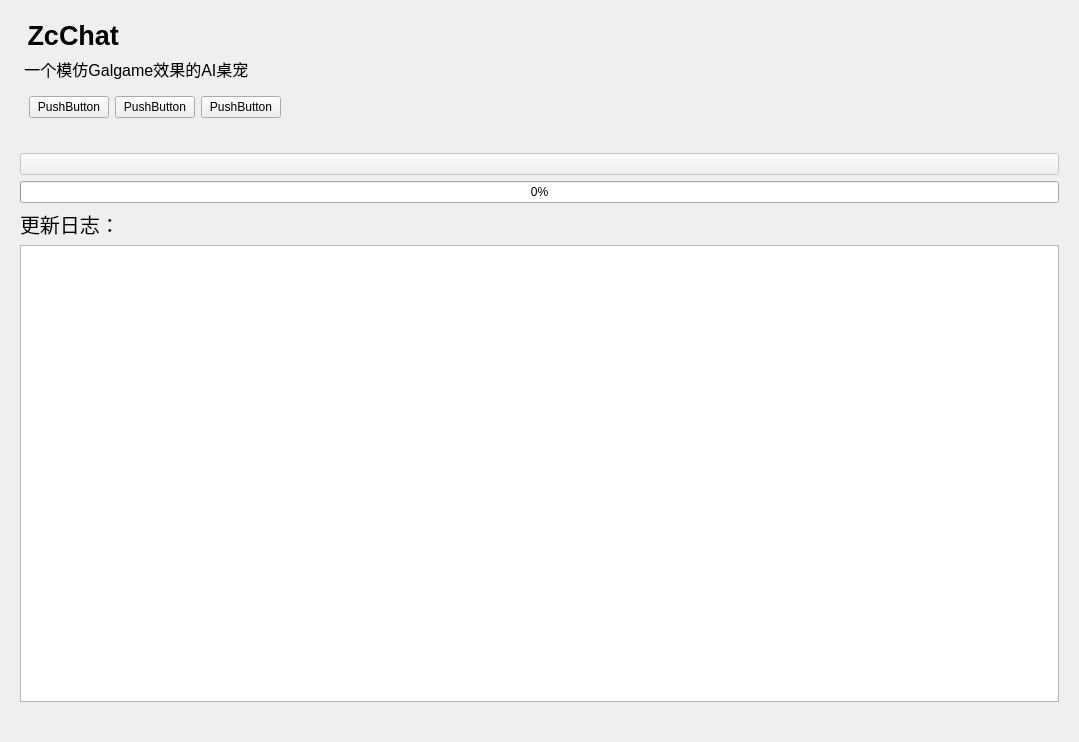
Qt form mianwindow_uichild/about.ui (Zao-chen/ZcChat) before a commit.
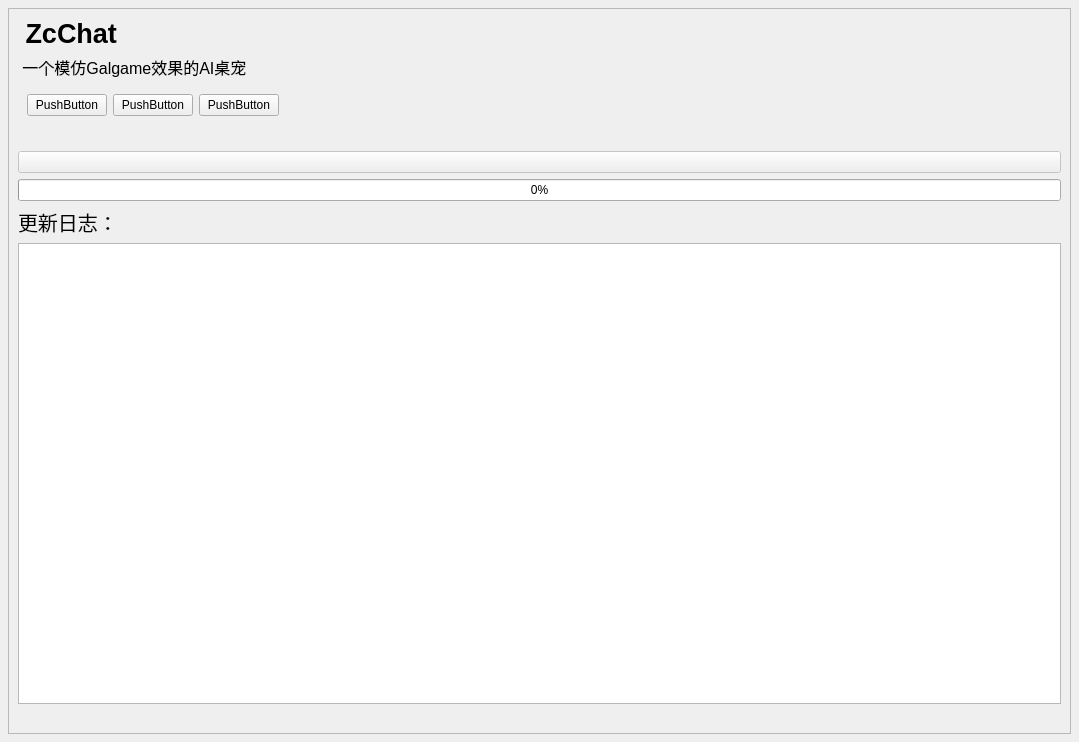
The same form after that commit. Custom widgets are drawn as their Qt base class.

```diff
--- a/mianwindow_uichild/about.ui
+++ b/mianwindow_uichild/about.ui
@@ -16,19 +16,34 @@
   <property name="windowTitle">
    <string>Form</string>
   </property>
-  <layout class="QVBoxLayout" name="verticalLayout_2" stretch="0,0,0,0,0,0,1,0">
+  <layout class="QVBoxLayout" name="verticalLayout_2" stretch="0">
    <property name="leftMargin">
-    <number>20</number>
+    <number>8</number>
    </property>
    <property name="topMargin">
-    <number>20</number>
+    <number>8</number>
    </property>
    <property name="rightMargin">
-    <number>20</number>
+    <number>8</number>
    </property>
    <property name="bottomMargin">
-    <number>20</number>
+    <number>8</number>
    </property>
+   <item>
+    <widget class="QScrollArea" name="scrollArea">
+     <property name="widgetResizable">
+      <bool>true</bool>
+     </property>
+     <widget class="QWidget" name="scrollAreaWidgetContents">
+      <property name="geometry">
+       <rect>
+        <x>0</x>
+        <y>0</y>
+        <width>1061</width>
+        <height>724</height>
+       </rect>
+      </property>
+      <layout class="QVBoxLayout" name="verticalLayout_3">
    <item>
     <widget class="ElaText" name="label">
      <property name="font">
@@ -173,12 +188,21 @@
    </item>
   </layout>
  </widget>
+    </widget>
+   </item>
+  </layout>
+ </widget>
  <customwidgets>
   <customwidget>
    <class>ElaText</class>
    <extends>QLabel</extends>
    <header location="global">elatext.h</header>
   </customwidget>
+  <customwidget>
+   <class>ElaPushButton</class>
+   <extends>QPushButton</extends>
+   <header location="global">elapushbutton.h</header>
+  </customwidget>
   <customwidget>
    <class>ElaAcrylicUrlCard</class>
    <extends>QPushButton</extends>
@@ -189,11 +213,6 @@
    <extends>QTableView</extends>
    <header location="global">elatableview.h</header>
   </customwidget>
-  <customwidget>
-   <class>ElaPushButton</class>
-   <extends>QPushButton</extends>
-   <header location="global">elapushbutton.h</header>
-  </customwidget>
   <customwidget>
    <class>ElaProgressBar</class>
    <extends>QProgressBar</extends>
```
Lines whose indentation alone changed are shown as unchanged.
